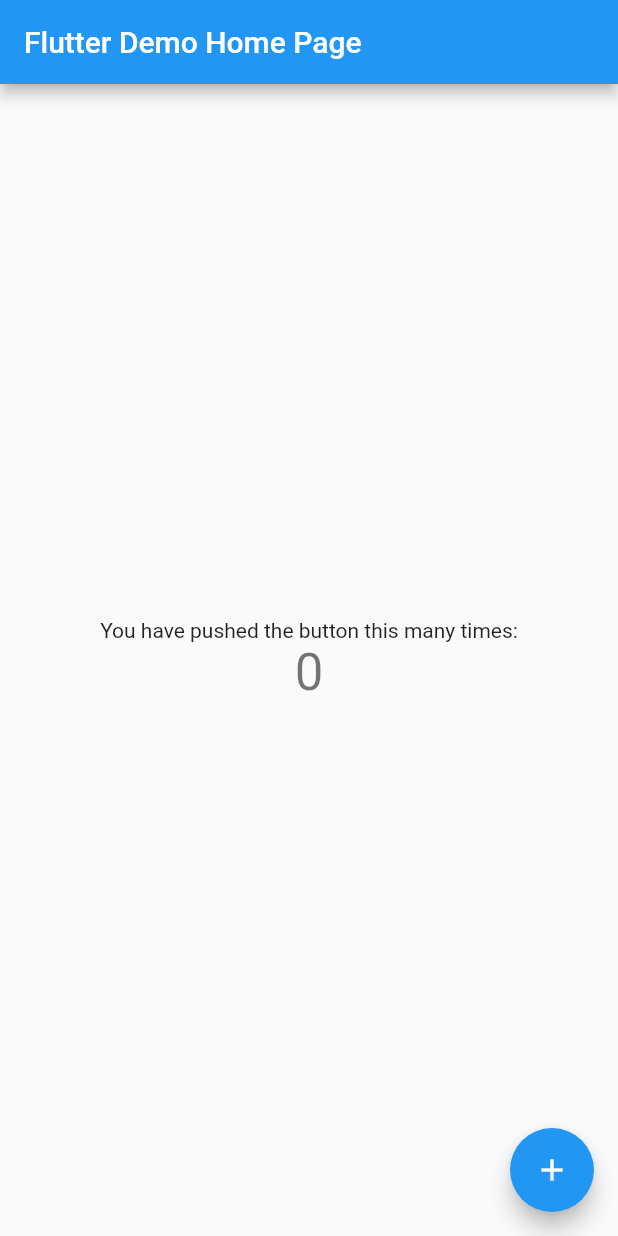
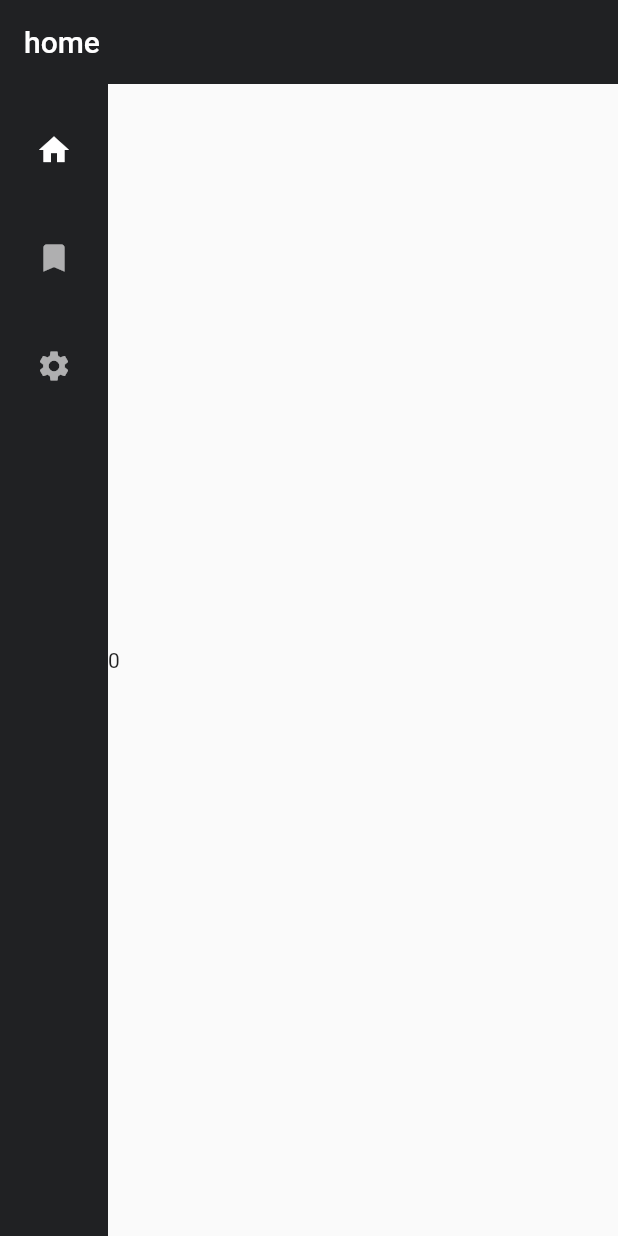
Before and after one commit to webcyou-org/GPT-prompt-manager, a Flutter app: the screen it shows after launch, on a phone screen of 412 x 824 dp. Run offline on Flutter 3.47's test engine with Material 2 defaults, Android fonts, the phone set to English and light mode, and no system bars.

Commit message:
create layout

```diff
--- /dev/null
+++ b/lib/component/header.dart
@@ -0,0 +1,20 @@
+import 'package:flutter/material.dart';
+
+class Header extends StatelessWidget implements PreferredSizeWidget {
+  @override
+  Size get preferredSize => Size.fromHeight(kToolbarHeight);
+
+  @override
+  Widget build(BuildContext context) {
+    return AppBar(
+      title: Container(
+        width: 100,
+        child: Text('home'),
+      ),
+      centerTitle: false,
+      backgroundColor: const Color(0xff202123),
+      elevation: 0.0,
+
+    );
+  }
+}
--- /dev/null
+++ b/lib/home_page.dart
@@ -0,0 +1,54 @@
+import 'package:flutter/material.dart';
+import 'component/header.dart';
+
+class HomePage extends StatefulWidget {
+  const HomePage({Key? key}) : super(key: key);
+
+  @override
+  HomePageState createState() => HomePageState();
+}
+
+class HomePageState extends State<HomePage> {
+  int _selectedIndex = 0;
+
+  @override
+  Widget build(BuildContext context) {
+    return Scaffold(
+        appBar: Header(),
+        body: Stack(
+          children: [
+            Row(
+              children: [
+                NavigationRail(
+                  destinations: const [
+                    NavigationRailDestination(
+                      icon: Icon(Icons.home, color: Colors.white),
+                      label: Text('Home'),
+                    ),
+                    NavigationRailDestination(
+                      icon: Icon(Icons.bookmark, color: Colors.white),
+                      label: Text('Prompt'),
+                    ),
+                    NavigationRailDestination(
+                      icon: Icon(Icons.settings, color: Colors.white),
+                      label: Text('Settings'),
+                    ),
+                  ],
+                  backgroundColor: const Color(0xff202123),
+                  selectedIndex: _selectedIndex,
+                  onDestinationSelected: (index) {
+                    setState(() {
+                      _selectedIndex = index;
+                    });
+                  },
+                ),
+                Container(
+                  child: Text('$_selectedIndex'),
+                )
+              ],
+            ),
+          ],
+        )
+    );
+  }
+}
--- a/lib/main.dart
+++ b/lib/main.dart
@@ -1,115 +1,20 @@
 import 'package:flutter/material.dart';
+import 'home_page.dart';
 
 void main() {
-  runApp(const MyApp());
+  WidgetsFlutterBinding.ensureInitialized();
+  runApp(const App());
 }
 
-class MyApp extends StatelessWidget {
-  const MyApp({super.key});
+class App extends StatelessWidget {
+  const App({Key? key}) : super(key: key);
 
-  // This widget is the root of your application.
   @override
   Widget build(BuildContext context) {
-    return MaterialApp(
-      title: 'Flutter Demo',
-      theme: ThemeData(
-        // This is the theme of your application.
-        //
-        // Try running your application with "flutter run". You'll see the
-        // application has a blue toolbar. Then, without quitting the app, try
-        // changing the primarySwatch below to Colors.green and then invoke
-        // "hot reload" (press "r" in the console where you ran "flutter run",
-        // or simply save your changes to "hot reload" in a Flutter IDE).
-        // Notice that the counter didn't reset back to zero; the application
-        // is not restarted.
-        primarySwatch: Colors.blue,
-      ),
-      home: const MyHomePage(title: 'Flutter Demo Home Page'),
+    return const MaterialApp(
+      debugShowCheckedModeBanner: false,
+      title: 'ChatGPT prompt manager Tool',
+      home: HomePage(),
     );
   }
 }
-
-class MyHomePage extends StatefulWidget {
-  const MyHomePage({super.key, required this.title});
-
-  // This widget is the home page of your application. It is stateful, meaning
-  // that it has a State object (defined below) that contains fields that affect
-  // how it looks.
-
-  // This class is the configuration for the state. It holds the values (in this
-  // case the title) provided by the parent (in this case the App widget) and
-  // used by the build method of the State. Fields in a Widget subclass are
-  // always marked "final".
-
-  final String title;
-
-  @override
-  State<MyHomePage> createState() => _MyHomePageState();
-}
-
-class _MyHomePageState extends State<MyHomePage> {
-  int _counter = 0;
-
-  void _incrementCounter() {
-    setState(() {
-      // This call to setState tells the Flutter framework that something has
-      // changed in this State, which causes it to rerun the build method below
-      // so that the display can reflect the updated values. If we changed
-      // _counter without calling setState(), then the build method would not be
-      // called again, and so nothing would appear to happen.
-      _counter++;
-    });
-  }
-
-  @override
-  Widget build(BuildContext context) {
-    // This method is rerun every time setState is called, for instance as done
-    // by the _incrementCounter method above.
-    //
-    // The Flutter framework has been optimized to make rerunning build methods
-    // fast, so that you can just rebuild anything that needs updating rather
-    // than having to individually change instances of widgets.
-    return Scaffold(
-      appBar: AppBar(
-        // Here we take the value from the MyHomePage object that was created by
-        // the App.build method, and use it to set our appbar title.
-        title: Text(widget.title),
-      ),
-      body: Center(
-        // Center is a layout widget. It takes a single child and positions it
-        // in the middle of the parent.
-        child: Column(
-          // Column is also a layout widget. It takes a list of children and
-          // arranges them vertically. By default, it sizes itself to fit its
-          // children horizontally, and tries to be as tall as its parent.
-          //
-          // Invoke "debug painting" (press "p" in the console, choose the
-          // "Toggle Debug Paint" action from the Flutter Inspector in Android
-          // Studio, or the "Toggle Debug Paint" command in Visual Studio Code)
-          // to see the wireframe for each widget.
-          //
-          // Column has various properties to control how it sizes itself and
-          // how it positions its children. Here we use mainAxisAlignment to
-          // center the children vertically; the main axis here is the vertical
-          // axis because Columns are vertical (the cross axis would be
-          // horizontal).
-          mainAxisAlignment: MainAxisAlignment.center,
-          children: <Widget>[
-            const Text(
-              'You have pushed the button this many times:',
-            ),
-            Text(
-              '$_counter',
-              style: Theme.of(context).textTheme.headlineMedium,
-            ),
-          ],
-        ),
-      ),
-      floatingActionButton: FloatingActionButton(
-        onPressed: _incrementCounter,
-        tooltip: 'Increment',
-        child: const Icon(Icons.add),
-      ), // This trailing comma makes auto-formatting nicer for build methods.
-    );
-  }
-}
```
Also changed, not shown: pubspec.lock.
